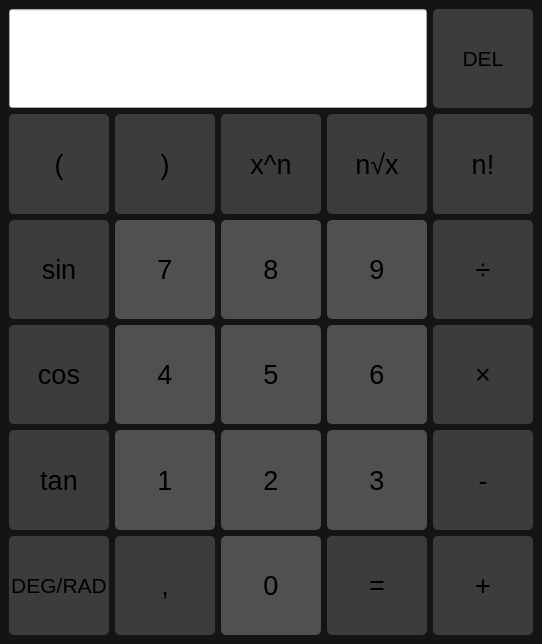
Honziksick/ivs-project-2-team-calculator, file src/CalmCatCalc/gui/calc-gui/mainwindow.ui: the form before one commit.
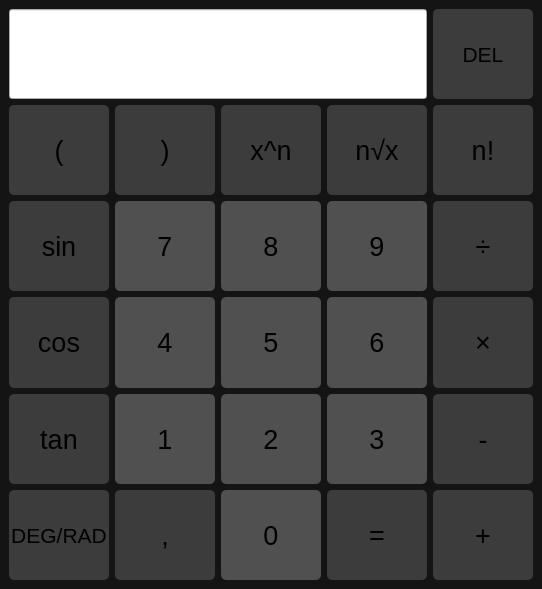
The form after the commit.

Commit message: Přidány základní vlastnosti pro vypsání a smazání textu v gui

The edit to the form file:
```diff
--- a/src/CalmCatCalc/gui/calc-gui/mainwindow.ui
+++ b/src/CalmCatCalc/gui/calc-gui/mainwindow.ui
@@ -7,7 +7,7 @@
     <x>0</x>
     <y>0</y>
     <width>542</width>
-    <height>644</height>
+    <height>589</height>
    </rect>
   </property>
   <property name="sizePolicy">
```
Left out of the diff: 26 changed lines with no effect on the pictures. The commit also changes 2 other files.
